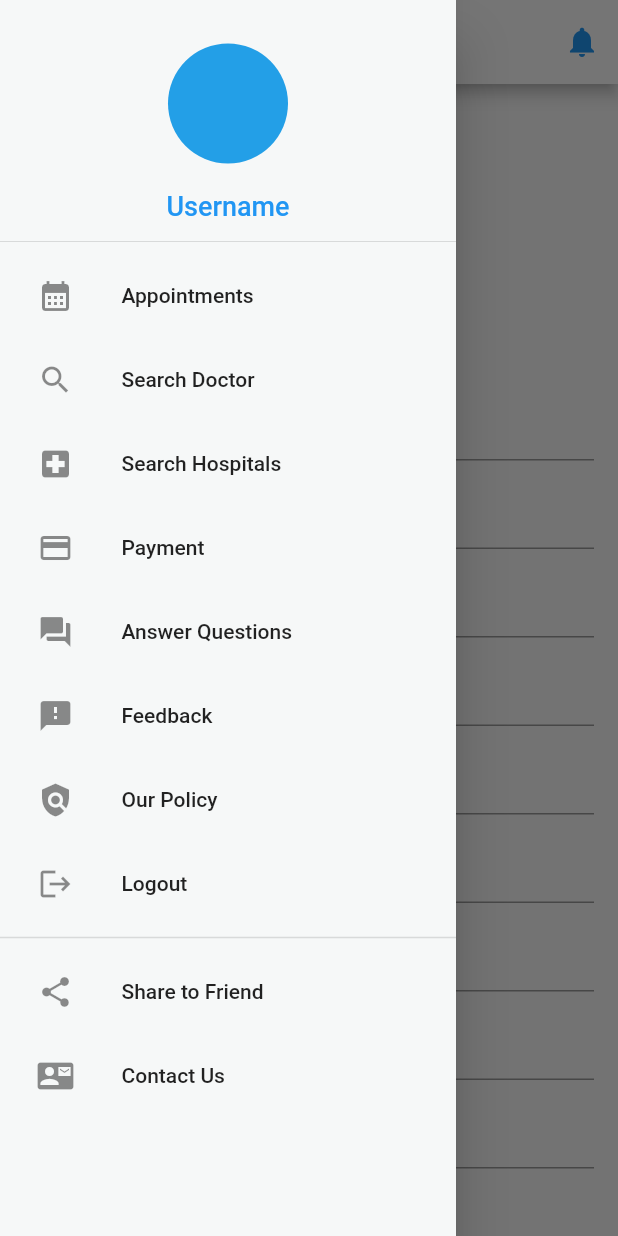
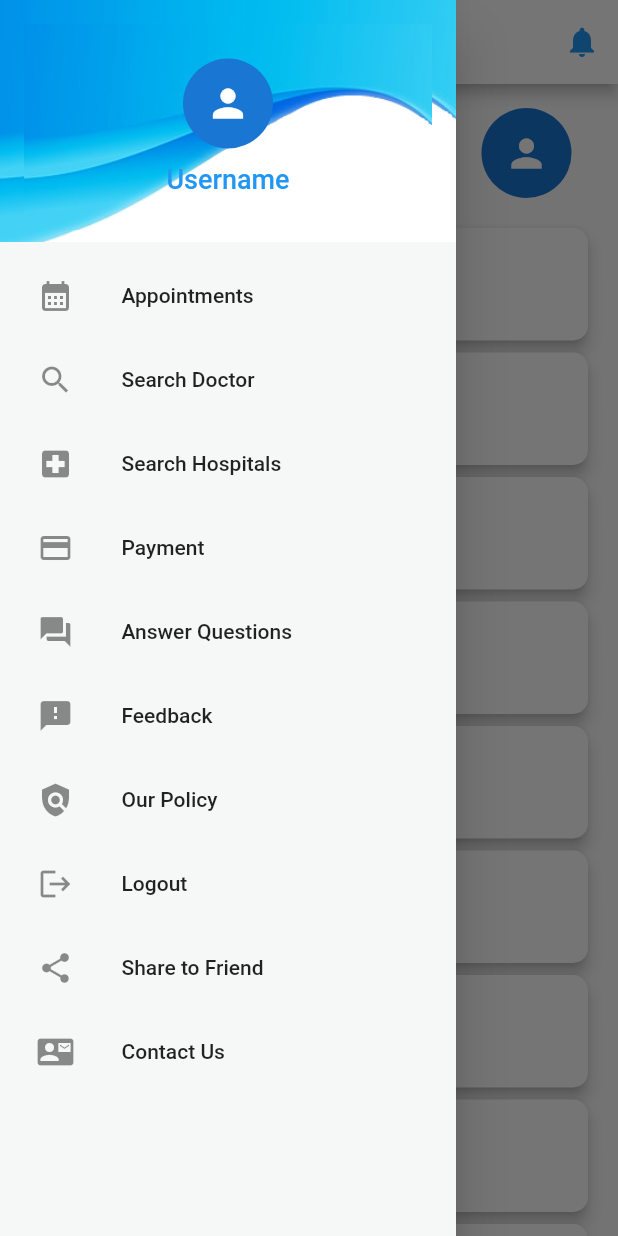
Before and after one commit to shahrukh-khan-qureshi/doctor-panel-main, a Flutter app: the DoctorProfileScreen screen opened directly, with the side drawer open, on a phone screen of 412 x 824 dp. Run offline on Flutter 3.47's test engine with Material 2 defaults, Android fonts, the light colour scheme and no system bars; our stand-ins replace camera, file_picker, geolocator, google_fonts, image_picker, share and 1 more; missing offline and left inert: custom_clippers, flutter_stripe.

Commit message:
commit on main

```diff
--- a/lib/Screens/home_screen.dart
+++ b/lib/Screens/home_screen.dart
@@ -1,5 +1,6 @@
 import 'dart:io';
 import 'package:flutter/material.dart';
+import 'package:google_fonts/google_fonts.dart';
 import 'package:image_picker/image_picker.dart';
 import 'AnswerQuestionsPage.dart';
 import 'package:share/share.dart';
@@ -51,51 +52,105 @@ class _DoctorProfileScreenState extends State<DoctorProfileScreen> {
             child: Column(
               mainAxisSize: MainAxisSize.min,
               children: [
-                buildTextField('First Name', firstName, (value) {
+                buildTextField(
+                  'First Name',
+                  firstName,
+                  (value) {
                     setState(() {
                       firstName = value;
                     });
-                }),
-                buildTextField('Last Name', lastName, (value) {
+                  },
+                  TextInputType.text,
+                  maxLines: 1,
+                ),
+                buildTextField(
+                  'Last Name',
+                  lastName,
+                  (value) {
                     setState(() {
                       lastName = value;
                     });
-                }),
-                buildTextField('Prefix', prefix, (value) {
+                  },
+                  TextInputType.text,
+                  maxLines: 1,
+                ),
+                buildTextField(
+                  'Prefix',
+                  prefix,
+                  (value) {
                     setState(() {
                       prefix = value;
                     });
-                }),
-                buildTextField('Specialty', specialty, (value) {
+                  },
+                  TextInputType.text,
+                  maxLines: 1,
+                ),
+                buildTextField(
+                  'Specialty',
+                  specialty,
+                  (value) {
                     setState(() {
                       specialty = value;
                     });
-                }),
-                buildTextField('Medical Education', medicalEducation, (value) {
+                  },
+                  TextInputType.text,
+                  maxLines: 1,
+                ),
+                buildTextField(
+                  'Medical Education',
+                  medicalEducation,
+                  (value) {
                     setState(() {
                       medicalEducation = value;
                     });
-                }),
-                buildTextField('Residency', residency, (value) {
+                  },
+                  TextInputType.text,
+                  maxLines: 1,
+                ),
+                buildTextField(
+                  'Residency',
+                  residency,
+                  (value) {
                     setState(() {
                       residency = value;
                     });
-                }),
-                buildTextField('Internship', internship, (value) {
+                  },
+                  TextInputType.text,
+                  maxLines: 3,
+                ),
+                buildTextField(
+                  'Internship',
+                  internship,
+                  (value) {
                     setState(() {
                       internship = value;
                     });
-                }),
-                buildTextField('Fellowship', fellowship, (value) {
+                  },
+                  TextInputType.text,
+                  maxLines: 15,
+                ),
+                buildTextField(
+                  'Fellowship',
+                  fellowship,
+                  (value) {
                     setState(() {
                       fellowship = value;
                     });
-                }),
-                buildTextField('Biography', biography, (value) {
+                  },
+                  TextInputType.text,
+                  maxLines: 15,
+                ),
+                buildTextField(
+                  'Biography',
+                  biography,
+                  (value) {
                     setState(() {
                       biography = value;
                     });
-                }),
+                  },
+                  TextInputType.text,
+                  maxLines: 10,
+                ),
                 SizedBox(height: 20),
               ],
             ),
@@ -132,9 +187,16 @@ class _DoctorProfileScreenState extends State<DoctorProfileScreen> {
   @override
   Widget build(BuildContext context) {
     return Scaffold(
+      // backgroundColor: Color.fromARGB(255, 33, 124, 243),
       appBar: AppBar(
-        // Customize your app bar here
-        title: Text('Hospital Service'),
+        centerTitle: true,
+        title: Text(
+          'Hospital Service',
+          style: TextStyle(
+            fontWeight: FontWeight.bold,
+            color: Colors.blue,
+          ),
+        ),
         backgroundColor: Colors.white,
         iconTheme: IconThemeData(color: Colors.blue),
         actions: [
@@ -155,141 +217,162 @@ class _DoctorProfileScreenState extends State<DoctorProfileScreen> {
           child: Column(
             mainAxisAlignment: MainAxisAlignment.center,
             children: [
+              Padding(
+                padding: EdgeInsets.symmetric(horizontal: 15),
+                child: Row(
+                  mainAxisAlignment: MainAxisAlignment.spaceBetween,
+                  children: [
+                    Text(
+                      "Hello Shahrukh",
+                      style: GoogleFonts.aBeeZee(
+                        fontSize: 30,
+                        fontWeight: FontWeight.w500,
+                      ),
+                    ),
                     GestureDetector(
                       onTap: () {
                         _editProfilePicture();
                       },
                       child: CircleAvatar(
-                  radius: 80,
+                        radius: 30,
                         backgroundImage: profileImagePath != null
                             ? AssetImage(profileImagePath!)
                             : null,
                         child: profileImagePath == null
-                      ? Icon(Icons.person, size: 80)
+                            ? Icon(Icons.person, size: 30)
                             : null,
                       ),
                     ),
-              SizedBox(height: 16.0),
-              TextField(
-                controller: descriptionController,
-                decoration: InputDecoration(
-                  labelText: 'Description',
+                  ],
                 ),
               ),
-
-              // TextField(
-              //   controller: TextEditingController(text: prefix),
-              //   onChanged: (value) {
-              //     prefix = value;
-              //   },
-              //   decoration: InputDecoration(
-              //     labelText: 'Prefix',
-              //   ),
-              // ),
-              TextField(
-                controller: TextEditingController(text: firstName),
-                onChanged: (value) {
+              SizedBox(height: 16.0),
+              buildTextField(
+                'First Name',
+                firstName,
+                (value) {
+                  setState(() {
                     firstName = value;
+                  });
                 },
-                decoration: InputDecoration(
-                  labelText: 'First Name',
+                TextInputType
+                    .text, // Update the data type to TextInputType.text
+                maxLines:
+                    1, // Set maxLines to 1 since it's a single-line text field
               ),
+              buildTextField(
+                'Last Name',
+                lastName,
+                (value) {
+                  setState(() {
+                    lastName = value;
+                  });
+                },
+                TextInputType.text,
+                maxLines: 1,
               ),
-              TextField(
-                controller: TextEditingController(text: lastName),
-                onChanged: (value) {
-                  lastName = value;
+              buildTextField(
+                'Prefix',
+                prefix,
+                (value) {
+                  setState(() {
+                    prefix = value;
+                  });
                 },
-                decoration: InputDecoration(
-                  labelText: 'Last Name',
+                TextInputType.text,
+                maxLines: 1,
               ),
+              buildTextField(
+                'Specialty',
+                specialty,
+                (value) {
+                  setState(() {
+                    specialty = value;
+                  });
+                },
+                TextInputType.text,
+                maxLines: 1,
               ),
-              TextField(
-                controller: ageController,
-                decoration: InputDecoration(
-                  labelText: 'Age',
+              buildTextField(
+                'Rank',
+                rank.toString(),
+                (value) {
+                  setState(() {
+                    rank = int.tryParse(value) ?? 1;
+                  });
+                },
+                TextInputType.number,
+                maxLines: 1,
               ),
+              buildTextField(
+                'Medical Education',
+                medicalEducation,
+                (value) {
+                  setState(() {
+                    medicalEducation = value;
+                  });
+                },
+                TextInputType.text,
+                maxLines: 3,
               ),
-              // TextField(
-              //   controller: specializationController,
-              //   decoration: InputDecoration(
-              //     labelText: 'Specialization',
-              //   ),
-              // ),
-              TextField(
-                controller: TextEditingController(text: specialty),
-                onChanged: (value) {
-                  specialty = value;
+              buildTextField(
+                'Residency',
+                residency,
+                (value) {
+                  setState(() {
+                    residency = value;
+                  });
                 },
-                decoration: InputDecoration(
-                  labelText: 'Specialization',
+                TextInputType.text,
+                maxLines: 3,
               ),
+              buildTextField(
+                'Internship',
+                internship,
+                (value) {
+                  setState(() {
+                    internship = value;
+                  });
+                },
+                TextInputType.text,
+                maxLines: 3,
               ),
-              TextField(
-                controller: TextEditingController(text: rank.toString()),
-                onChanged: (value) {
-                  rank = int.tryParse(value) ?? 1;
+              buildTextField(
+                'Fellowship',
+                fellowship,
+                (value) {
+                  setState(() {
+                    fellowship = value;
+                  });
                 },
-                keyboardType: TextInputType.number,
-                decoration: InputDecoration(
-                  labelText: 'Rank',
+                TextInputType.text,
+                maxLines: 3,
               ),
-              ),
-              TextField(
-                controller: TextEditingController(text: medicalEducation),
-                onChanged: (value) {
-                  medicalEducation = value;
+              buildTextField(
+                'Biography',
+                biography,
+                (value) {
+                  setState(() {
+                    biography = value;
+                  });
                 },
-                decoration: InputDecoration(
-                  labelText: 'Medical Education',
-                ),
-              ),
-              TextField(
-                controller: TextEditingController(text: residency),
-                onChanged: (value) {
-                  residency = value;
-                },
-                decoration: InputDecoration(
-                  labelText: 'Residency',
-                ),
-              ),
-              TextField(
-                controller: TextEditingController(text: internship),
-                onChanged: (value) {
-                  internship = value;
-                },
-                decoration: InputDecoration(
-                  labelText: 'Internship',
-                ),
-              ),
-              TextField(
-                controller: TextEditingController(text: fellowship),
-                onChanged: (value) {
-                  fellowship = value;
-                },
-                decoration: InputDecoration(
-                  labelText: 'Fellowship',
-                ),
-              ),
-              TextField(
-                controller: TextEditingController(text: biography),
-                onChanged: (value) {
-                  biography = value;
-                },
-                decoration: InputDecoration(
-                  labelText: 'Biography',
-                ),
+                TextInputType.text,
+                maxLines: 3,
               ),
               SizedBox(height: 15),
               Row(
-                mainAxisAlignment: MainAxisAlignment.spaceBetween,
+                mainAxisAlignment: MainAxisAlignment.spaceEvenly,
                 children: [
                   OutlinedButton(
                     onPressed: () {},
                     style: OutlinedButton.styleFrom(
-                      padding: EdgeInsets.symmetric(horizontal: 50),
+                      padding: EdgeInsets.symmetric(horizontal: 20),
                       shape: RoundedRectangleBorder(
                         borderRadius: BorderRadius.circular(20),
+                      ),
+                      side: BorderSide(
+                        color: Colors.black,
+                        width: 0,
                       ),
                     ),
                     child: Text(
@@ -305,14 +388,14 @@ class _DoctorProfileScreenState extends State<DoctorProfileScreen> {
                     onPressed: _updateAccount,
                     style: ElevatedButton.styleFrom(
                       primary: Colors.blue,
-                      padding: EdgeInsets.symmetric(horizontal: 50),
+                      padding: EdgeInsets.symmetric(horizontal: 20),
                       elevation: 2,
                       shape: RoundedRectangleBorder(
                         borderRadius: BorderRadius.circular(20),
                       ),
                     ),
                     child: Text(
-                      'Update',
+                      'UPDATE',
                       style: TextStyle(
                         fontSize: 14,
                         letterSpacing: 2.2,
@@ -621,36 +704,43 @@ class _drawerWidgetState extends State<drawerWidget> {
 
   @override
   Widget build(BuildContext context) {
+    var profileImagePath;
     return Drawer(
       backgroundColor: Color.fromRGBO(246, 248, 248, 1),
       child: ListView(
         padding: EdgeInsets.zero,
         children: [
           DrawerHeader(
+            decoration: BoxDecoration(
+              image: DecorationImage(
+                image: AssetImage('assets/wave_design_image.png'),
+                fit: BoxFit.cover,
+              ),
+            ),
+            child: Stack(
+              children: [
+                Image.asset(
+                  "assets/wave_design_image.png",
+                  height: 300,
+                  width: MediaQuery.of(context).size.width,
+                  fit: BoxFit.cover,
+                ),
+                Center(
                   child: Column(
                     mainAxisAlignment: MainAxisAlignment.center,
                     children: [
-                TextButton(
-                  onPressed: () async {
-                    final updatedProfilePic = await Navigator.push<File?>(
-                      context,
-                      MaterialPageRoute(
-                        builder: (context) =>
-                            ProfilePage(updatedProfilePic: _profilePic),
-                      ),
-                    );
-
-                    if (updatedProfilePic != null) {
-                      setState(() {
-                        _profilePic = updatedProfilePic;
-                      });
-                    }
+                      GestureDetector(
+                        onTap: () {
+                          _editProfilePicture();
                         },
                         child: CircleAvatar(
-                    radius: 40,
-                    backgroundColor: Color.fromARGB(255, 35, 159, 231),
-                    backgroundImage:
-                        _profilePic != null ? FileImage(_profilePic!) : null,
+                          radius: 30,
+                          backgroundImage: profileImagePath != null
+                              ? AssetImage(profileImagePath!)
+                              : null,
+                          child: profileImagePath == null
+                              ? Icon(Icons.person, size: 30)
+                              : null,
                         ),
                       ),
                       SizedBox(height: 10),
@@ -659,6 +749,9 @@ class _drawerWidgetState extends State<drawerWidget> {
                         style: TextStyle(
                           fontSize: 18,
                           color: Colors.blue,
+                        ),
+                      ),
+                    ],
                   ),
                 ),
               ],
@@ -673,7 +766,7 @@ class _drawerWidgetState extends State<drawerWidget> {
               setState(() {
                 DrawerSelector = "Appointments";
               });
-              widget.updateSelectedUser(DrawerSelector);
+              widget.updateSelectedUser("Appointments");
               Navigator.push(
                 context,
                 MaterialPageRoute(
@@ -693,7 +786,7 @@ class _drawerWidgetState extends State<drawerWidget> {
               setState(() {
                 DrawerSelector = "doctor";
               });
-              widget.updateSelectedUser(DrawerSelector);
+              widget.updateSelectedUser("doctor");
               Navigator.push(
                 context,
                 MaterialPageRoute(builder: (context) => FindDoctor()),
@@ -709,7 +802,7 @@ class _drawerWidgetState extends State<drawerWidget> {
               setState(() {
                 DrawerSelector = "hospital";
               });
-              widget.updateSelectedUser(DrawerSelector);
+              widget.updateSelectedUser("hospital");
               Navigator.push(
                 context,
                 MaterialPageRoute(builder: (context) => HospitalListScreen()),
@@ -725,7 +818,7 @@ class _drawerWidgetState extends State<drawerWidget> {
               setState(() {
                 DrawerSelector = "payment";
               });
-              widget.updateSelectedUser(DrawerSelector);
+              widget.updateSelectedUser("payment");
               Navigator.push(
                 context,
                 MaterialPageRoute(
@@ -738,20 +831,16 @@ class _drawerWidgetState extends State<drawerWidget> {
           ListTile(
             selected: DrawerSelector == "AnswerQuestions",
             leading: Icon(Icons.question_answer),
-            title: Text(
-                "Answer Questions"), // Change the title to "Answer Questions"
+            title: Text("Answer Questions"),
             contentPadding: EdgeInsets.symmetric(horizontal: 25),
             onTap: () {
               setState(() {
-                DrawerSelector =
-                    "AnswerQuestions"; // Change the selector to "AnswerQuestions"
+                DrawerSelector = "AnswerQuestions";
               });
-              widget.updateSelectedUser(DrawerSelector);
+              widget.updateSelectedUser("AnswerQuestions");
               Navigator.push(
                 context,
-                MaterialPageRoute(
-                    builder: (context) =>
-                        AnswerQuestionsPage()), // Navigate to AnswerQuestionsPage
+                MaterialPageRoute(builder: (context) => AnswerQuestionsPage()),
               );
             },
           ),
@@ -764,7 +853,7 @@ class _drawerWidgetState extends State<drawerWidget> {
               setState(() {
                 DrawerSelector = "feedback";
               });
-              widget.updateSelectedUser(DrawerSelector);
+              widget.updateSelectedUser("feedback");
               _showFeedbackDialog(context);
             },
           ),
@@ -777,7 +866,7 @@ class _drawerWidgetState extends State<drawerWidget> {
               setState(() {
                 DrawerSelector = "Policy";
               });
-              widget.updateSelectedUser(DrawerSelector);
+              widget.updateSelectedUser("Policy");
               Navigator.push(
                 context,
                 MaterialPageRoute(
@@ -796,8 +885,6 @@ class _drawerWidgetState extends State<drawerWidget> {
               logout();
             },
           ),
-          Expanded(child: Container()),
-          Divider(thickness: 1),
           ListTile(
             leading: Icon(Icons.share),
             title: Text("Share to Friend"),
@@ -820,11 +907,35 @@ class _drawerWidgetState extends State<drawerWidget> {
   }
 }
 
-Widget buildTextField(
-  String labelText,
-  String placeholder,
-  Function(String) onChanged,
-) {
+void _editProfilePicture() async {
+  final picker = ImagePicker();
+  final pickedFile = await picker.pickImage(source: ImageSource.gallery);
+
+  if (pickedFile != null) {
+    setState(() {
+      _profilePic = File(pickedFile.path);
+    });
+  }
+}
+
+File? _profilePic;
+
+Future<void> _editProfilePic() async {
+  final picker = ImagePicker();
+  final pickedFile = await picker.pickImage(source: ImageSource.gallery);
+
+  if (pickedFile != null) {
+    setState(() {
+      _profilePic = File(pickedFile.path);
+    });
+  }
+}
+
+void setState(Null Function() param0) {}
+
+Widget buildTextField(String labelText, String placeholder,
+    Function(String) onChanged, TextInputType number,
+    {required int maxLines}) {
   return Card(
     shape: RoundedRectangleBorder(
       borderRadius: BorderRadius.circular(10),
```
Lines whose indentation alone changed are shown as unchanged.
